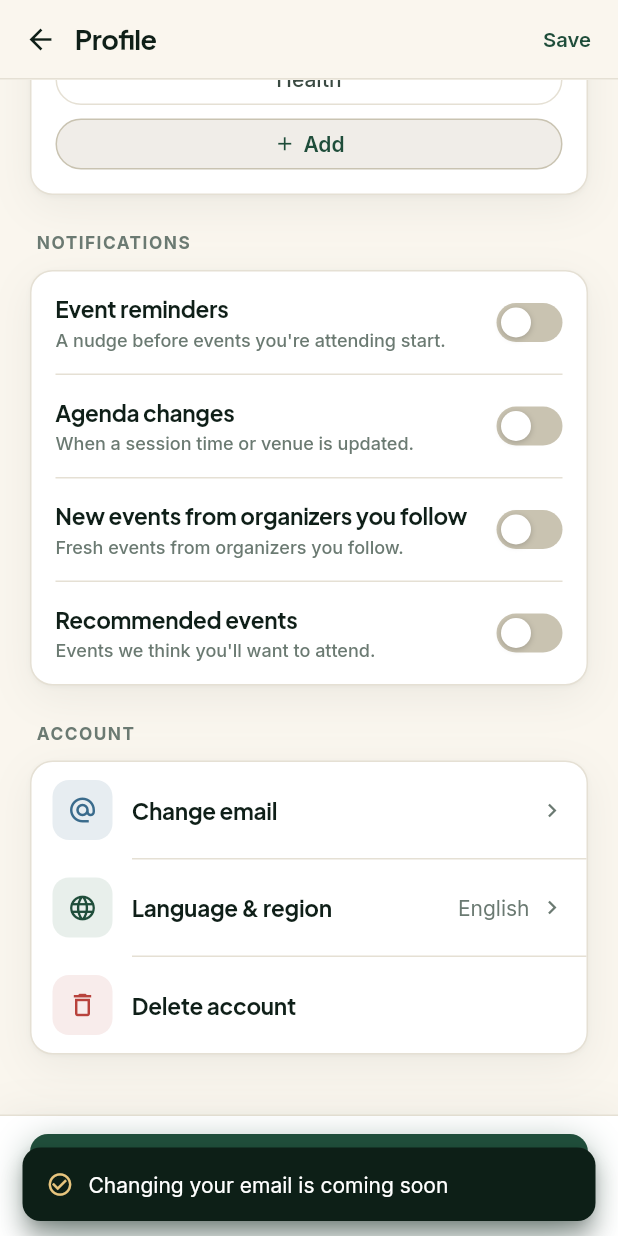
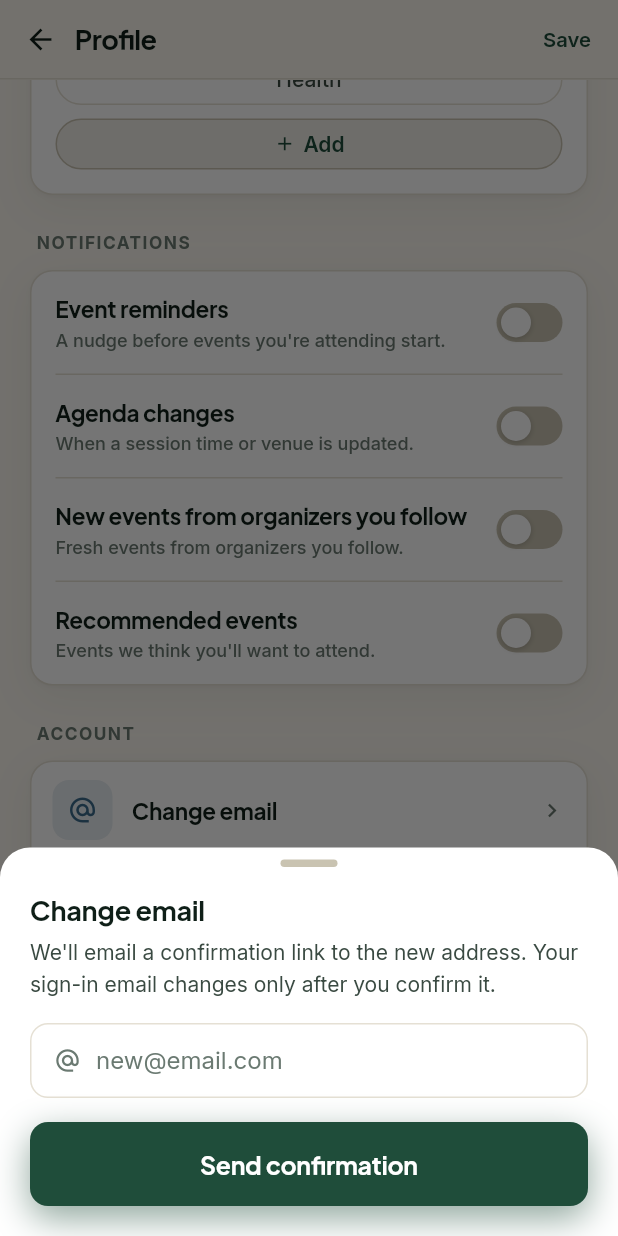
Before and after one commit to haldoorgfx/Cardly, a Flutter app: the AttendeeProfileScreen screen opened directly, scrolled down 917 dp, after a tap on "Change email", on a phone screen of 412 x 824 dp. Run offline on Flutter 3.47's test engine with Material 3 defaults, Android fonts, the phone set to English and light mode, and no system bars; our stand-ins replace app_links, cached_network_image, flutter_map, geolocator, google_fonts, image_picker and 4 more; accounts and stored records are empty.

Commit message:
Functional settings + fix No tickets available (ticket visibility)

```diff
--- a/eventera_mobile/lib/attendee/account/attendee_profile_screen.dart
+++ b/eventera_mobile/lib/attendee/account/attendee_profile_screen.dart
@@ -1,6 +1,7 @@
 import 'package:flutter/material.dart';
 import 'package:image_picker/image_picker.dart';
-import 'package:supabase_flutter/supabase_flutter.dart' show FileOptions;
+import 'package:supabase_flutter/supabase_flutter.dart'
+    show FileOptions, UserAttributes;
 
 import '../../net.dart';
 import '../../ui/tokens.dart';
@@ -37,6 +38,7 @@ class _AttendeeProfileScreenState extends State<AttendeeProfileScreen> {
 
   String? _avatarUrl;
   String _email = '';
+  String _language = 'English';
   List<String> _interests = [];
   Map<String, dynamic> _prefs = {};
 
@@ -105,6 +107,7 @@ class _AttendeeProfileScreenState extends State<AttendeeProfileScreen> {
       _prefs = (rawPrefs is Map)
           ? Map<String, dynamic>.from(rawPrefs)
           : <String, dynamic>{};
+      _language = asString(_prefs['language'], 'English');
 
       setState(() => _loading = false);
     } on ApiException catch (e) {
@@ -313,12 +316,105 @@ class _AttendeeProfileScreenState extends State<AttendeeProfileScreen> {
     );
   }
 
-  // ── Account handlers (no existing backend for these → placeholders). ──
-  void _changeEmail() =>
-      showToast(context, 'Changing your email is coming soon');
+  // ── Account handlers ──────────────────────────────────────────────────
+  /// Change email via Supabase's real flow: a confirmation link is sent to the
+  /// new address and the email only changes once the user confirms it.
+  Future<void> _changeEmail() async {
+    final ctl = TextEditingController();
+    bool busy = false;
+    await showMSheet<void>(
+      context,
+      StatefulBuilder(
+        builder: (ctx, setSheet) => Column(
+          mainAxisSize: MainAxisSize.min,
+          crossAxisAlignment: CrossAxisAlignment.start,
+          children: [
+            Text('Change email', style: AppText.h3),
+            const SizedBox(height: 4),
+            Text(
+              'We\'ll email a confirmation link to the new address. Your sign-in '
+              'email changes only after you confirm it.',
+              style: AppText.bodySm,
+            ),
+            const SizedBox(height: 16),
+            MInput(
+              hint: 'new@email.com',
+              controller: ctl,
+              icon: Icons.alternate_email,
+              keyboardType: TextInputType.emailAddress,
+            ),
+            const SizedBox(height: 16),
+            MButton('Send confirmation', loading: busy, onTap: () async {
+              final email = ctl.text.trim().toLowerCase();
+              if (!email.contains('@') ||
+                  !email.contains('.') ||
+                  email.length < 5) {
+                return;
+              }
+              setSheet(() => busy = true);
+              try {
+                await supa.auth.updateUser(UserAttributes(email: email));
+                if (ctx.mounted) Navigator.of(ctx).pop();
+                if (mounted) {
+                  showToast(context, 'Check $email to confirm the change.');
+                }
+              } catch (_) {
+                setSheet(() => busy = false);
+                if (mounted) {
+                  showToast(
+                      context, 'Could not update your email. Please try again.');
+                }
+              }
+            }),
+          ],
+        ),
+      ),
+    );
+  }
 
-  void _changeLanguage() =>
-      showToast(context, 'More languages are coming soon');
+  /// Pick a language. The choice is stored on the profile (saved on "Save
+  /// changes"). Full UI translation is a separate localization task.
+  Future<void> _changeLanguage() async {
+    const langs = ['English', 'Français', 'Soomaali', 'العربية'];
+    await showMSheet<void>(
+      context,
+      Column(
+        mainAxisSize: MainAxisSize.min,
+        crossAxisAlignment: CrossAxisAlignment.stretch,
+        children: [
+          Text('Language & region', style: AppText.h3),
+          const SizedBox(height: 8),
+          for (final l in langs)
+            InkWell(
+              onTap: () {
+                setState(() {
+                  _language = l;
+                  _prefs['language'] = l;
+                });
+                Navigator.of(context).maybePop();
+                showToast(context, 'Language set to $l — tap Save changes.');
+              },
+              child: Padding(
+                padding: const EdgeInsets.symmetric(vertical: 14),
+                child: Row(
+                  children: [
+                    Icon(
+                        l == _language
+                            ? Icons.radio_button_checked
+                            : Icons.radio_button_off,
+                        size: 20,
+                        color:
+                            l == _language ? AppColors.forest : AppColors.inkMuted),
+                    const SizedBox(width: 12),
+                    Expanded(child: Text(l, style: AppText.bodyStrong)),
+                  ],
+                ),
+              ),
+            ),
+        ],
+      ),
+    );
+  }
 
   Future<void> _deleteAccount() async {
     final confirmed = await showDialog<bool>(
@@ -346,8 +442,20 @@ class _AttendeeProfileScreenState extends State<AttendeeProfileScreen> {
         ],
       ),
     );
-    if (confirmed == true && mounted) {
-      showToast(context, 'Account deletion is coming soon');
+    if (confirmed != true || !mounted) return;
+    setState(() => _saving = true);
+    try {
+      // Backend performs the privileged auth-user deletion.
+      await apiPost('/api/account/delete', {});
+      await supa.auth.signOut();
+      if (!mounted) return;
+      Navigator.of(context).popUntil((r) => r.isFirst);
+      showToast(context, 'Your account has been deleted.');
+    } catch (_) {
+      if (!mounted) return;
+      setState(() => _saving = false);
+      showToast(context,
+          'We couldn\'t delete your account right now. Please contact support.');
     }
   }
 
@@ -510,7 +618,7 @@ class _AttendeeProfileScreenState extends State<AttendeeProfileScreen> {
             icon: Icons.language,
             tone: ITone.forest,
             title: 'Language & region',
-            trailing: Text('English',
+            trailing: Text(_language,
                 style: AppText.bodySm.copyWith(color: AppColors.inkMuted)),
             onTap: _changeLanguage,
           ),
--- a/eventera_mobile/lib/attendee/register/registration_screen.dart
+++ b/eventera_mobile/lib/attendee/register/registration_screen.dart
@@ -182,7 +182,10 @@ class _RegistrationScreenState extends State<RegistrationScreen> {
           .select(
               'id, name, description, price, currency, quantity, quantity_sold, is_visible, min_price')
           .eq('event_id', widget.eventId)
-          .eq('is_visible', true)
+          // Show a ticket unless it's EXPLICITLY hidden. `.eq('is_visible', true)`
+          // wrongly hid tickets whose is_visible is null (the common case when
+          // the web app never sets the flag), causing "No tickets available".
+          .not('is_visible', 'is', false)
           .order('price', ascending: true);
 
       final fieldRows = await supa
```
